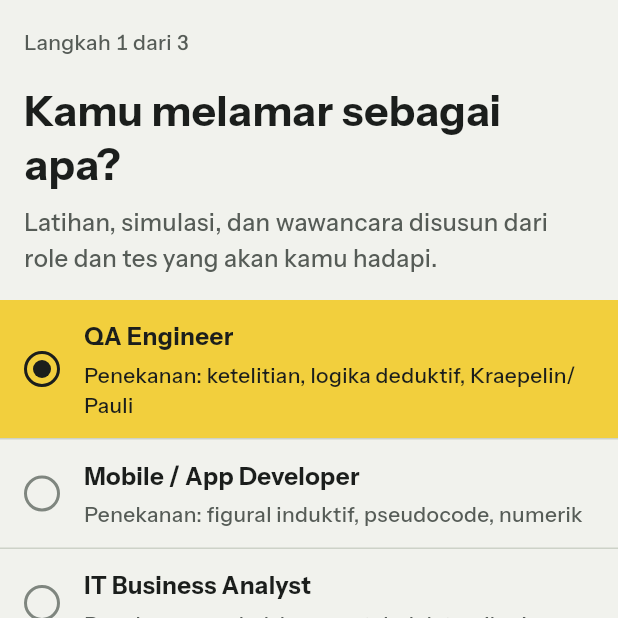
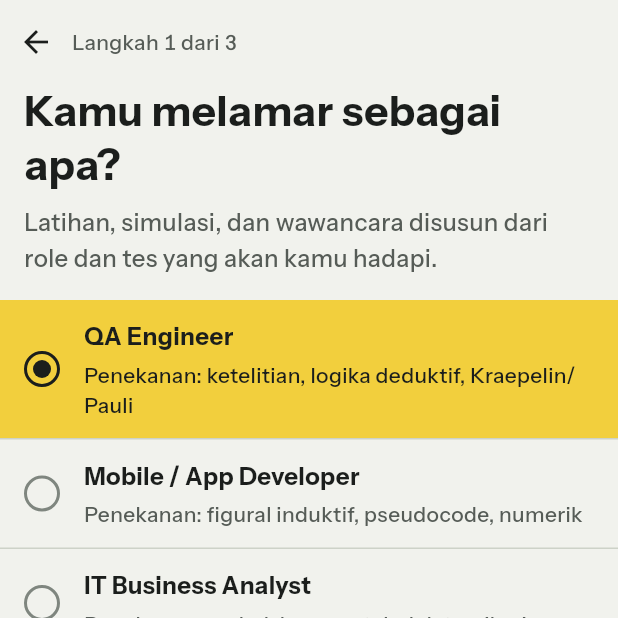
Before and after one commit to Moanaku/psikotes-app, a Flutter app: the SettingsScreen screen opened by its route, after a tap on "Buat profil tes", on a phone screen of 412 x 824 dp, the top half of it. Run offline on Flutter 3.47's test engine with Material 3 defaults, Android fonts, the phone set to English and light mode, and no system bars; our stand-ins replace drift, drift_flutter, file_picker, fl_chart, flutter_riverpod, flutter_secure_storage and 5 more; accounts and stored records are empty; generated files the repository leaves out were written again; project files that could hold a hidden picture were left out.

Commit message:
Uji perangkat temuan 9: wizard profil tambahan punya tombol kembali dan Back sistem ke Pengaturan

```diff
--- a/lib/features/onboarding/role_screen.dart
+++ b/lib/features/onboarding/role_screen.dart
@@ -1,10 +1,14 @@
+import 'dart:async';
+
 import 'package:flutter/material.dart';
 import 'package:flutter_riverpod/flutter_riverpod.dart';
 import 'package:go_router/go_router.dart';
 
 import '../../app/routes.dart';
+import '../../core/theme/app_icons.dart';
 import '../../core/theme/app_tokens.dart';
 import '../../core/widgets/app_button.dart';
+import '../../core/widgets/app_icon_button.dart';
 import '../../core/widgets/choice_row.dart';
 import '../../domain/services/profile_templates.dart';
 import 'onboarding_draft.dart';
@@ -41,16 +45,27 @@ class _RoleScreenState extends ConsumerState<RoleScreen> {
     return OnboardingFrame(
       header: ConstrainedBox(
         constraints: const BoxConstraints(minHeight: AppSizes.topBarHeight),
-        child: Align(
-          alignment: Alignment.centerLeft,
-          child: ScreenPadding(
-            child: Text('Langkah 1 dari 3', style: AppType.label(c.inkMuted)),
-          ),
+        child: Row(
+          children: [
+            // Dibuka dari Pengaturan (profil tambahan): ada tempat kembali.
+            // Pertama kali dipakai, S01 adalah layar awal tanpa tombol kembali.
+            if (Navigator.canPop(context))
+              AppIconButton(
+                icon: AppIcons.back,
+                label: 'Kembali ke pengaturan',
+                onPressed: () => context.pop(),
+              )
+            else
+              const SizedBox(width: AppSpace.s16),
+            Expanded(
+              child: Text('Langkah 1 dari 3', style: AppType.label(c.inkMuted)),
+            ),
+          ],
         ),
       ),
       footer: AppButton(
         label: 'Lanjut',
-        onPressed: () => context.go(Routes.onboardingProfil),
+        onPressed: () => unawaited(context.push(Routes.onboardingProfil)),
       ),
       children: [
         ScreenPadding(
```
Also changed, not shown: lib/features/onboarding/profile_screen.dart (+7 -3 lines), 8 other files.
